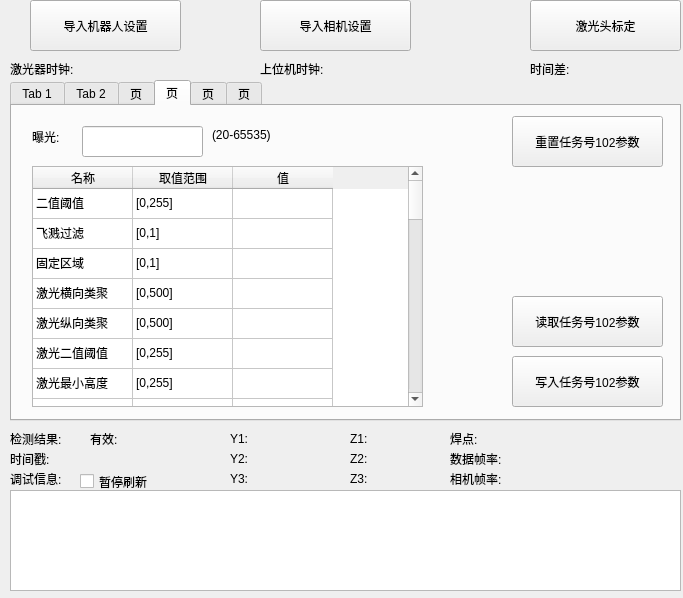
Above: qtmysunnydlg.ui from qubo188612/qtmysunny before the change; both pictures show x 0 to 683 and y 160 to 758 of the 1220 by 758 pixel window. Below: the same form after it.
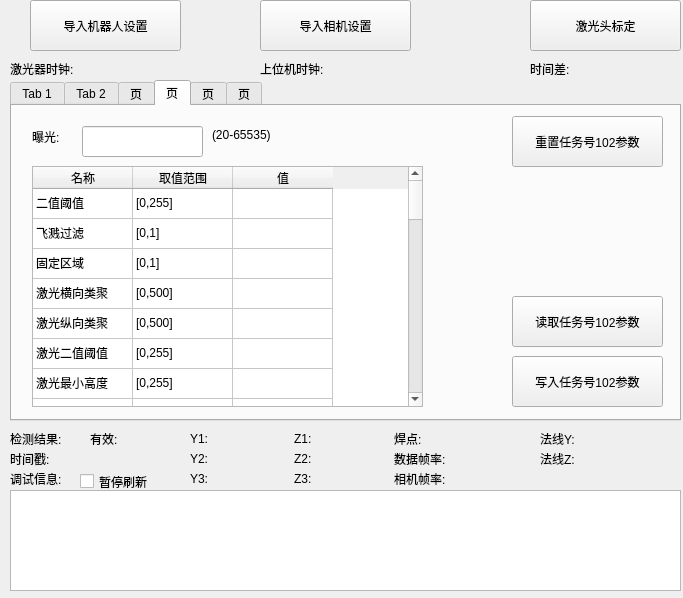
That is the form after the change. The open tabs and pages were chosen to show the change. Custom widgets are drawn as their Qt base class.

The edit to the form file:
```diff
--- a/qtmysunnydlg.ui
+++ b/qtmysunnydlg.ui
@@ -198,7 +198,7 @@
   <widget class="QLabel" name="label_7">
    <property name="geometry">
     <rect>
-     <x>230</x>
+     <x>190</x>
      <y>590</y>
      <width>21</width>
      <height>17</height>
@@ -211,7 +211,7 @@
   <widget class="QLabel" name="label_8">
    <property name="geometry">
     <rect>
-     <x>350</x>
+     <x>294</x>
      <y>590</y>
      <width>21</width>
      <height>17</height>
@@ -226,7 +226,7 @@
     <rect>
      <x>130</x>
      <y>590</y>
-     <width>67</width>
+     <width>61</width>
      <height>17</height>
     </rect>
    </property>
@@ -237,7 +237,7 @@
   <widget class="QLabel" name="label_10">
    <property name="geometry">
     <rect>
-     <x>260</x>
+     <x>220</x>
      <y>590</y>
      <width>67</width>
      <height>17</height>
@@ -250,7 +250,7 @@
   <widget class="QLabel" name="label_11">
    <property name="geometry">
     <rect>
-     <x>380</x>
+     <x>324</x>
      <y>590</y>
      <width>67</width>
      <height>17</height>
@@ -374,7 +374,7 @@
   <widget class="QLabel" name="label_16">
    <property name="geometry">
     <rect>
-     <x>230</x>
+     <x>190</x>
      <y>610</y>
      <width>21</width>
      <height>17</height>
@@ -387,7 +387,7 @@
   <widget class="QLabel" name="label_17">
    <property name="geometry">
     <rect>
-     <x>260</x>
+     <x>220</x>
      <y>610</y>
      <width>67</width>
      <height>17</height>
@@ -400,7 +400,7 @@
   <widget class="QLabel" name="label_18">
    <property name="geometry">
     <rect>
-     <x>350</x>
+     <x>294</x>
      <y>610</y>
      <width>21</width>
      <height>17</height>
@@ -413,7 +413,7 @@
   <widget class="QLabel" name="label_19">
    <property name="geometry">
     <rect>
-     <x>380</x>
+     <x>324</x>
      <y>610</y>
      <width>67</width>
      <height>17</height>
@@ -426,7 +426,7 @@
   <widget class="QLabel" name="label_20">
    <property name="geometry">
     <rect>
-     <x>230</x>
+     <x>190</x>
      <y>630</y>
      <width>21</width>
      <height>17</height>
@@ -439,7 +439,7 @@
   <widget class="QLabel" name="label_21">
    <property name="geometry">
     <rect>
-     <x>260</x>
+     <x>220</x>
      <y>630</y>
      <width>67</width>
      <height>17</height>
@@ -452,7 +452,7 @@
   <widget class="QLabel" name="label_22">
    <property name="geometry">
     <rect>
-     <x>350</x>
+     <x>294</x>
      <y>630</y>
      <width>21</width>
      <height>17</height>
@@ -465,7 +465,7 @@
   <widget class="QLabel" name="label_23">
    <property name="geometry">
     <rect>
-     <x>380</x>
+     <x>324</x>
      <y>630</y>
      <width>67</width>
      <height>17</height>
@@ -478,7 +478,7 @@
   <widget class="QLabel" name="label_24">
    <property name="geometry">
     <rect>
-     <x>450</x>
+     <x>394</x>
      <y>590</y>
      <width>41</width>
      <height>17</height>
@@ -491,7 +491,7 @@
   <widget class="QLabel" name="label_25">
    <property name="geometry">
     <rect>
-     <x>526</x>
+     <x>470</x>
      <y>590</y>
      <width>67</width>
      <height>17</height>
@@ -3774,7 +3774,7 @@
     <rect>
      <x>70</x>
      <y>610</y>
-     <width>151</width>
+     <width>121</width>
      <height>20</height>
     </rect>
    </property>
@@ -3785,7 +3785,7 @@
   <widget class="QLabel" name="label_35">
    <property name="geometry">
     <rect>
-     <x>450</x>
+     <x>394</x>
      <y>610</y>
      <width>71</width>
      <height>17</height>
@@ -3798,7 +3798,7 @@
   <widget class="QLabel" name="label_36">
    <property name="geometry">
     <rect>
-     <x>526</x>
+     <x>470</x>
      <y>610</y>
      <width>67</width>
      <height>17</height>
@@ -3811,7 +3811,7 @@
   <widget class="QLabel" name="label_37">
    <property name="geometry">
     <rect>
-     <x>450</x>
+     <x>394</x>
      <y>630</y>
      <width>71</width>
      <height>17</height>
@@ -3824,7 +3824,7 @@
   <widget class="QLabel" name="label_38">
    <property name="geometry">
     <rect>
-     <x>526</x>
+     <x>470</x>
      <y>630</y>
      <width>67</width>
      <height>17</height>
@@ -3901,7 +3901,7 @@
     <rect>
      <x>100</x>
      <y>220</y>
-     <width>151</width>
+     <width>91</width>
      <height>20</height>
     </rect>
    </property>
@@ -4012,7 +4012,7 @@
     <rect>
      <x>350</x>
      <y>220</y>
-     <width>151</width>
+     <width>101</width>
      <height>20</height>
     </rect>
    </property>
@@ -4046,6 +4046,58 @@
     <string/>
    </property>
   </widget>
+  <widget class="QLabel" name="label_53">
+   <property name="geometry">
+    <rect>
+     <x>540</x>
+     <y>590</y>
+     <width>51</width>
+     <height>17</height>
+    </rect>
+   </property>
+   <property name="text">
+    <string>法线Y:</string>
+   </property>
+  </widget>
+  <widget class="QLabel" name="label_54">
+   <property name="geometry">
+    <rect>
+     <x>540</x>
+     <y>610</y>
+     <width>51</width>
+     <height>17</height>
+    </rect>
+   </property>
+   <property name="text">
+    <string>法线Z:</string>
+   </property>
+  </widget>
+  <widget class="QLabel" name="label_55">
+   <property name="geometry">
+    <rect>
+     <x>590</x>
+     <y>590</y>
+     <width>91</width>
+     <height>17</height>
+    </rect>
+   </property>
+   <property name="text">
+    <string/>
+   </property>
+  </widget>
+  <widget class="QLabel" name="label_56">
+   <property name="geometry">
+    <rect>
+     <x>590</x>
+     <y>610</y>
+     <width>91</width>
+     <height>17</height>
+    </rect>
+   </property>
+   <property name="text">
+    <string/>
+   </property>
+  </widget>
  </widget>
  <customwidgets>
   <customwidget>
```
Left out of the diff: 4 changed lines with no effect on the pictures.
